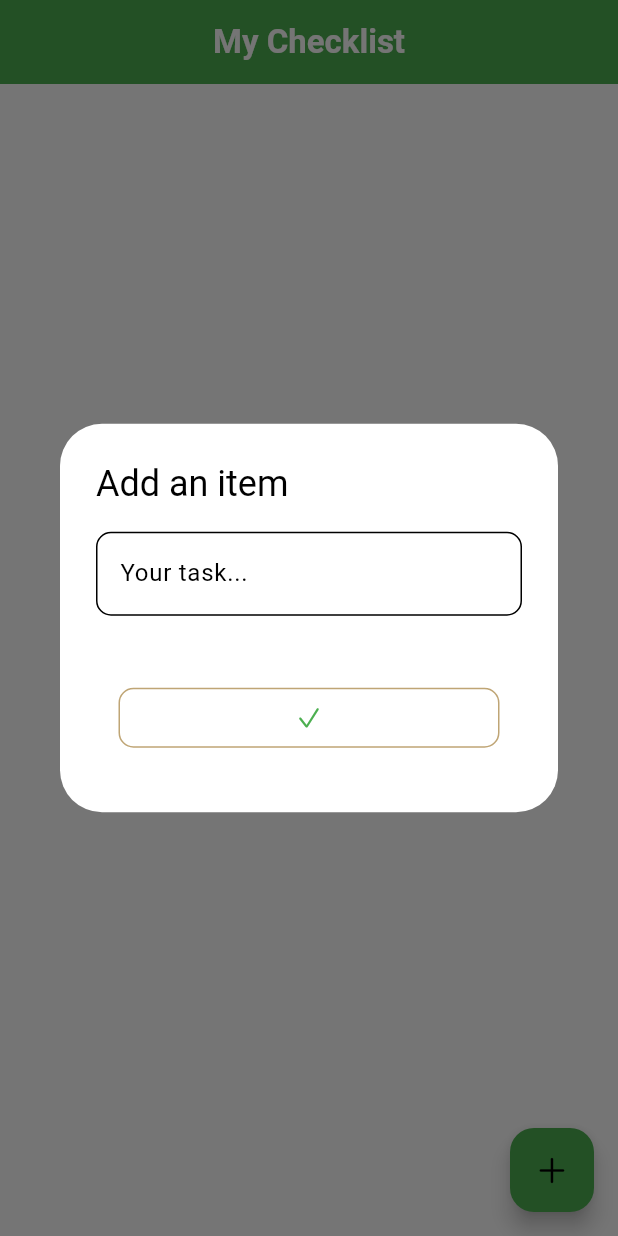
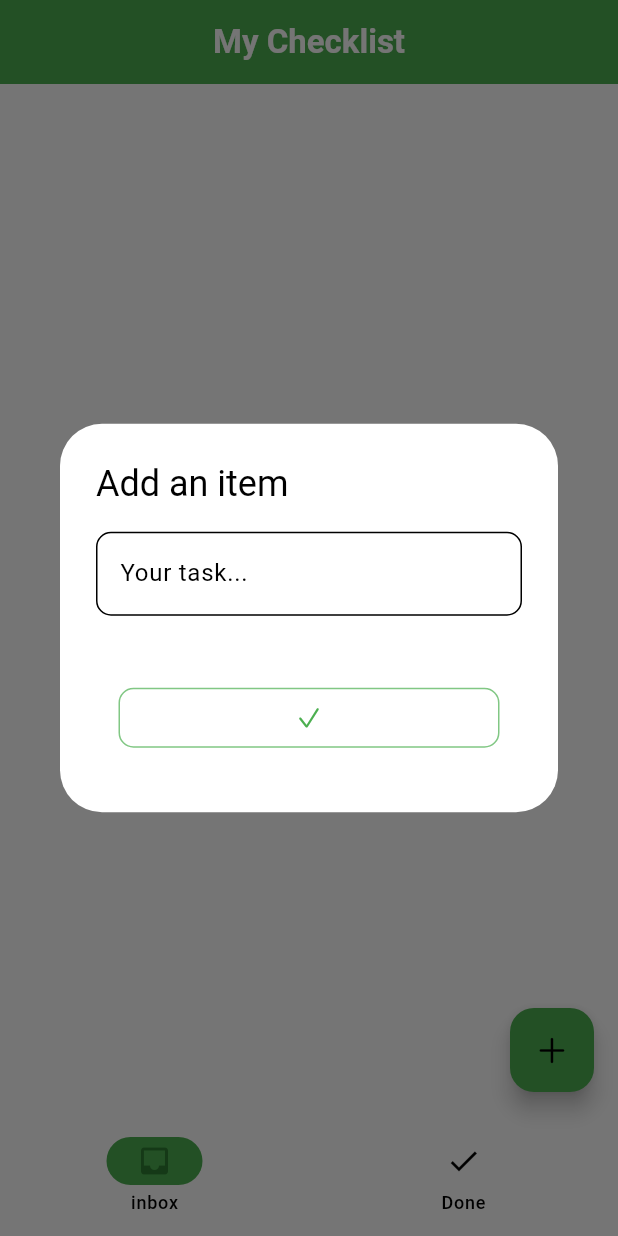
Before and after one commit to MarvinKweyu/checklist, a Flutter app: the screen it shows after launch, after a tap on an icon or button, on a phone screen of 412 x 824 dp. Run offline on Flutter 3.47's test engine with Material 3 defaults, Android fonts, the phone set to English and light mode, and no system bars; our stand-ins replace bloc, dartz, drift, drift_flutter, equatable, flutter_bloc and 3 more; accounts and stored records are empty; generated files the repository leaves out were written again.

Commit message:
fix: checklist edit
feat: add dark mode for device theme

```diff
--- a/lib/features/checklist/presentation/pages/home.dart
+++ b/lib/features/checklist/presentation/pages/home.dart
@@ -19,6 +19,7 @@ class _HomeState extends State<Home> {
   final _formKey = GlobalKey<FormState>();
   TextEditingController controller1 = TextEditingController();
   TextEditingController controller2 = TextEditingController();
+  int currentPageIndex = 0;
 
   addTodo(TodoEntity todo) {
     // either way works
@@ -155,10 +156,16 @@ class _HomeState extends State<Home> {
         child: BlocBuilder<ChecklistBloc, ChecklistState>(
           builder: (context, state) {
             if (state.status == ChecklistStatus.success) {
+              devtools.log(currentPageIndex.toString());
               return ListView.builder(
-                  itemCount: state.incompleteTodos.length,
+                  itemCount: currentPageIndex == 0
+                      ? state.incompleteTodos.length
+                      : state.completedTodos.length,
                   itemBuilder: (context, int i) {
-                    TodoEntity singleItem = state.incompleteTodos[i];
+                    TodoEntity singleItem = currentPageIndex == 1
+                        ? state.completedTodos[i]
+                        : state.incompleteTodos[i];
+
                     return GestureDetector(
                       onTap: () {
                         context.go('/info/${singleItem.id}');
@@ -193,6 +200,8 @@ class _HomeState extends State<Home> {
                               ),
                             ),
                             subtitle: Text(singleItem.description ?? '',
+                                maxLines: 1,
+                                overflow: TextOverflow.ellipsis,
                                 style: const TextStyle(
                                   color: Colors.white,
                                 )),
@@ -200,11 +209,17 @@ class _HomeState extends State<Home> {
                               value: singleItem.isDone,
                               activeColor: Colors.white,
                               onChanged: (value) {
+                                devtools.log('Current value of the checklist');
+                                bool updatedValue = value ?? false;
+                                devtools.log(updatedValue.toString());
                                 changeTodo(
                                   singleItem.id!,
-                                        singleItem.copyWith(isDone: true),
+                                  singleItem.copyWith(isDone: updatedValue),
                                 );
-                                    }))),
+                              },
+                            ),
+                          ),
+                        ),
                       ),
                     );
                   });
@@ -219,6 +234,30 @@ class _HomeState extends State<Home> {
           },
         ),
       ),
+      bottomNavigationBar: NavigationBar(
+        onDestinationSelected: (int index) {
+          setState(() {
+            currentPageIndex = index;
+          });
+        },
+        indicatorColor: Colors.green,
+        selectedIndex: currentPageIndex,
+        destinations: const <Widget>[
+          NavigationDestination(
+            selectedIcon: Icon(Icons.inbox),
+            icon: Icon(Icons.inbox_outlined),
+            label: 'inbox',
+          ),
+          // NavigationDestination(
+          //   icon: Badge(child: Icon(Icons.notifications_sharp)),
+          //   label: 'Notifications',
+          // ),
+          NavigationDestination(
+            icon: Icon(Icons.done),
+            label: 'Done',
+          ),
+        ],
+      ),
     );
   }
 }
--- a/lib/main.dart
+++ b/lib/main.dart
@@ -38,8 +38,19 @@ class MyApp extends StatelessWidget {
               onSurface: Colors.black,
               primary: Colors.green,
               onPrimary: Colors.black,
-              secondary: Color.fromARGB(255, 191, 165, 117),
-              onSecondary: Color.fromARGB(255, 191, 165, 117),
+              secondary: Color(0xFF81C784), // A softer green
+              onSecondary: Color(0xFF2E7D32),
+            ),
+            useMaterial3: true,
+          ),
+          darkTheme: ThemeData(
+            colorScheme: const ColorScheme.dark(
+              surface: Color(0xFF303030),
+              onSurface: Colors.white,
+              primary: Color(0xFF388E3C),
+              onPrimary: Colors.white,
+              secondary: Color(0xFF66BB6A),
+              onSecondary: Color(0xFF004D40),
             ),
             useMaterial3: true,
           ),
```
Also changed, not shown: lib/features/checklist/data/repositories/todo_repository_impl.dart (+13 -2 lines), lib/features/checklist/presentation/bloc/checklist_bloc.dart (+6 -8 lines), lib/features/checklist/presentation/pages/todo_info.dart (+21 -4 lines). Lines whose indentation alone changed are shown as unchanged.
